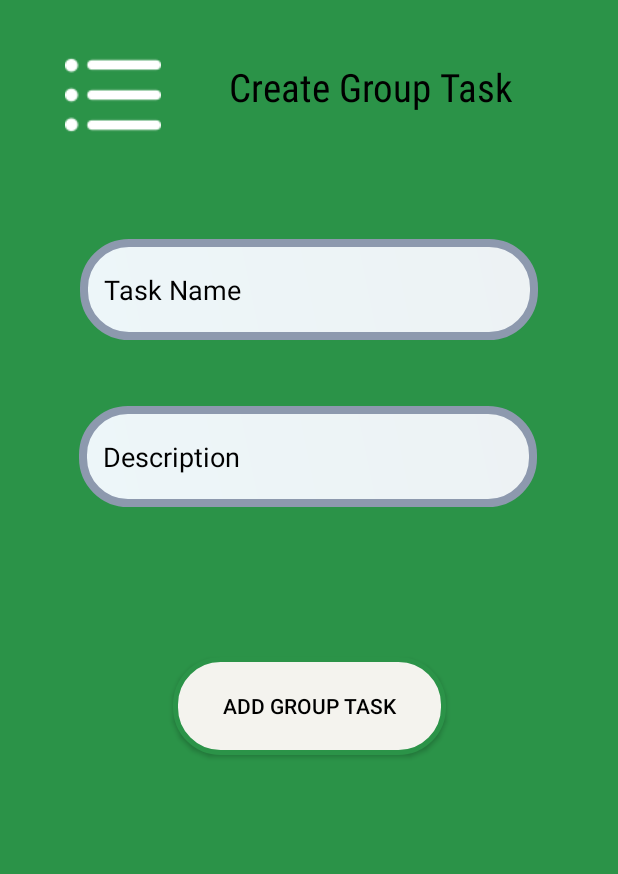
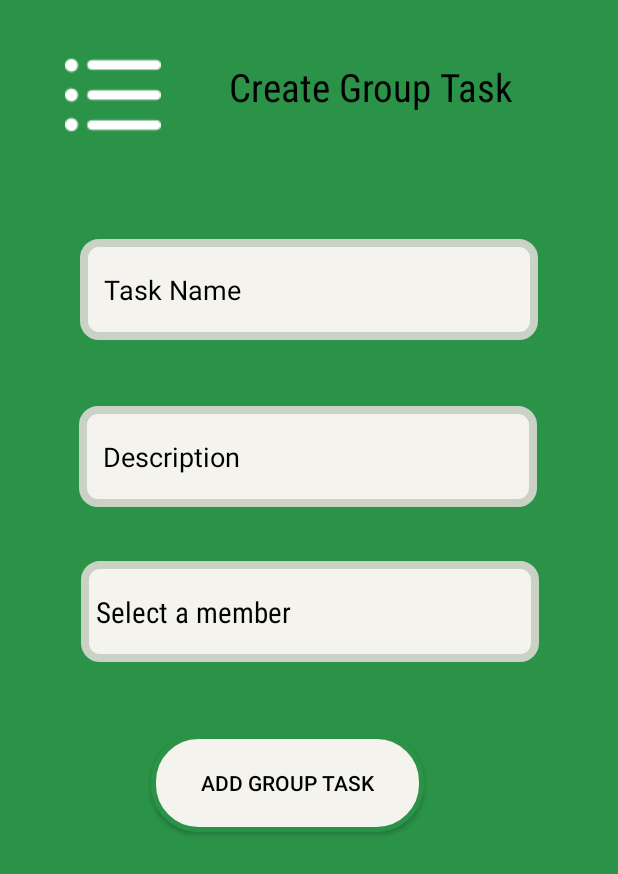
Before and after one commit to WenDEVLIFE/EfficiencyMaster, an Android app: the fragment CreateGroupTask shown on its own in the app's theme, on a phone screen of 412 x 824 dp. Shown: the top 874 px of the screen. Run offline under Robolectric (Android 15) with nearby library versions, the phone set to English and light mode, and no system bars; our stand-ins replace Firebase (no records; nobody signed in at launch, a user with empty details on screens opened directly), sdp/ssp sizes.

Commit message:
Change the background of textfield and done added a design on fragment_create_task_.xml 👾

```diff
--- a/app/src/main/java/com/example/efficiencymaster/CreateGroupTask.kt
+++ b/app/src/main/java/com/example/efficiencymaster/CreateGroupTask.kt
@@ -8,10 +8,12 @@ import androidx.fragment.app.Fragment
 import android.view.LayoutInflater
 import android.view.View
 import android.view.ViewGroup
+import android.widget.ArrayAdapter
 import android.widget.Button
 import android.widget.EditText
 import android.widget.ImageButton
 import android.widget.ImageView
+import android.widget.Spinner
 import android.widget.TextView
 import android.widget.Toast
 import com.google.firebase.firestore.ktx.firestore
@@ -35,10 +37,12 @@ class CreateGroupTask : Fragment() {
     private lateinit var taskName: EditText
     private lateinit var taskdescription: EditText
     private lateinit var progressLoading: ProgressDialog
+    private lateinit var groupmemberSpinner:Spinner
 
     val db = Firebase.firestore
     var username =""
-    var groupName =""
+    private var groupName =""
+    private var memberList =ArrayList<String>()
 
     override fun onCreate(savedInstanceState: Bundle?) {
         super.onCreate(savedInstanceState)
@@ -74,10 +78,29 @@ class CreateGroupTask : Fragment() {
 
         }
 
+            // Our edit text
+        taskName = view.findViewById(R.id.editTextText2)
+        taskdescription = view.findViewById(R.id.desscripts)
+
+        // Get the spinner
+        groupmemberSpinner = view.findViewById(R.id.spinner)
+        memberList.add("Select a member")
+
+        // adapter for spinner
+        val adapter = ArrayAdapter(requireContext(), R.layout.spinnerlayout, memberList)
+        adapter.setDropDownViewResource(android.R.layout.simple_spinner_dropdown_item)
+
+        // Set the adapter to the spinner
+        groupmemberSpinner.adapter = adapter
+
+        // Set the default selection
+        groupmemberSpinner.setSelection(0)
+
         val createTaskBtn = view.findViewById<Button>(R.id.button2)
         createTaskBtn.setOnClickListener {
             val taskname1 = taskName.text.toString()
             val taskdescription1 = taskdescription.text.toString()
+            val memberName = groupmemberSpinner.selectedItem.toString()
 
             if(taskname1.isEmpty()) {
                 taskName.error = "Please Enter Task Name"
@@ -86,6 +109,10 @@ class CreateGroupTask : Fragment() {
                     this.taskdescription.error = "Please Enter Task Description"
                 }else{
 
+                    if (memberName == "Select a member"){
+                        Toast.makeText(context, "Please Select a member", Toast.LENGTH_SHORT).show()
+                        }
+                     else{
                         insertTask(taskname1, taskdescription1)
 
                         // Load the progressdialog when the task is being inserted
@@ -95,6 +122,7 @@ class CreateGroupTask : Fragment() {
                         progressLoading.setMessage("Inserting Task Please Wait..")
                         progressLoading.setCanceledOnTouchOutside(false)
                         progressLoading.show()
+                    }
                 }
             }
         }
@@ -260,6 +288,19 @@ class CreateGroupTask : Fragment() {
         }
     }
 
+    //  This will load the member from the list
+    private fun loadMember(){
+        db.collection("Group").whereEqualTo("GroupName",groupName).get().addOnSuccessListener { groupit->
+            for (document in groupit){
+
+                val groupID= document.data["GroupID"].toString()
+
+
+
+            }
+        }
+    }
+
 
     companion object {
         /**
--- a/app/src/main/res/layout/fragment_create_group.xml
+++ b/app/src/main/res/layout/fragment_create_group.xml
@@ -44,7 +44,7 @@
                 android:hint="Group Name"
                 android:textColorHint="@color/black"
                 android:padding="16dp"
-                android:background="@drawable/pane_layout"
+                android:background="@drawable/textfield"
                 android:ems="10"
                 android:id="@+id/editTextText2"
                 app:layout_constraintStart_toStartOf="parent"
@@ -61,7 +61,7 @@
                 android:hint="Description"
                 android:textColorHint="@color/black"
                 android:padding="16dp"
-                android:background="@drawable/pane_layout"
+                android:background="@drawable/textfield"
                 android:ems="10"
                 android:id="@+id/desscripts"
                 app:layout_constraintStart_toStartOf="parent"
--- a/app/src/main/res/layout/fragment_create_group_task.xml
+++ b/app/src/main/res/layout/fragment_create_group_task.xml
@@ -41,7 +41,7 @@
             android:layout_width="@dimen/_235sdp"
             android:layout_height="@dimen/_52sdp"
             android:layout_marginTop="84dp"
-            android:background="@drawable/pane_layout"
+            android:background="@drawable/textfield"
             android:ems="10"
             android:hint="Task Name"
             android:inputType="text"
@@ -57,7 +57,7 @@
             android:layout_width="@dimen/_235sdp"
             android:layout_height="@dimen/_52sdp"
             android:layout_marginTop="44dp"
-            android:background="@drawable/pane_layout"
+            android:background="@drawable/textfield"
             android:ems="10"
             android:hint="Description"
             android:inputType="textImeMultiLine"
@@ -73,11 +73,23 @@
             android:id="@+id/button2"
             android:layout_width="@dimen/_140sdp"
             android:layout_height="@dimen/_50sdp"
-            android:layout_marginTop="100dp"
+            android:layout_marginTop="48dp"
             android:background="@drawable/button"
             android:text="Add Group Task"
             android:textColor="@color/black"
             app:layout_constraintEnd_toEndOf="parent"
+            app:layout_constraintHorizontal_bias="0.439"
+            app:layout_constraintStart_toStartOf="parent"
+            app:layout_constraintTop_toBottomOf="@+id/spinner" />
+
+        <Spinner
+            android:id="@+id/spinner"
+            android:layout_width="@dimen/_235sdp"
+            android:layout_height="@dimen/_52sdp"
+            android:layout_marginTop="36dp"
+            android:background="@drawable/textfield"
+            app:layout_constraintEnd_toEndOf="parent"
+            app:layout_constraintHorizontal_bias="0.505"
             app:layout_constraintStart_toStartOf="parent"
             app:layout_constraintTop_toBottomOf="@+id/desscripts" />
     </androidx.constraintlayout.widget.ConstraintLayout>
--- a/app/src/main/res/layout/fragment_create_task_.xml
+++ b/app/src/main/res/layout/fragment_create_task_.xml
@@ -44,7 +44,7 @@
                 android:hint="Task Name"
                 android:textColorHint="@color/black"
                 android:padding="16dp"
-                android:background="@drawable/pane_layout"
+                android:background="@drawable/textfield"
                 android:ems="10"
                 android:id="@+id/editTextText2"
                 app:layout_constraintStart_toStartOf="parent"
@@ -61,7 +61,7 @@
                 android:hint="Description"
                 android:textColorHint="@color/black"
                 android:padding="16dp"
-                android:background="@drawable/pane_layout"
+                android:background="@drawable/textfield"
                 android:ems="10"
                 android:id="@+id/desscripts"
                 app:layout_constraintStart_toStartOf="parent"
--- /dev/null
+++ b/app/src/main/res/layout/spinnerlayout.xml
@@ -0,0 +1,11 @@
+<?xml version="1.0" encoding="utf-8"?>
+<TextView xmlns:android="http://schemas.android.com/apk/res/android"
+    android:layout_width="match_parent"
+    android:layout_height="wrap_content"
+    android:padding="10dp"
+    android:fontFamily="sans-serif-condensed"
+    android:text="Androchunk"
+    android:textColor="@color/black"
+    android:textSize="@dimen/_15sdp">
+
+</TextView>
```
Lines whose indentation alone changed are shown as unchanged.
